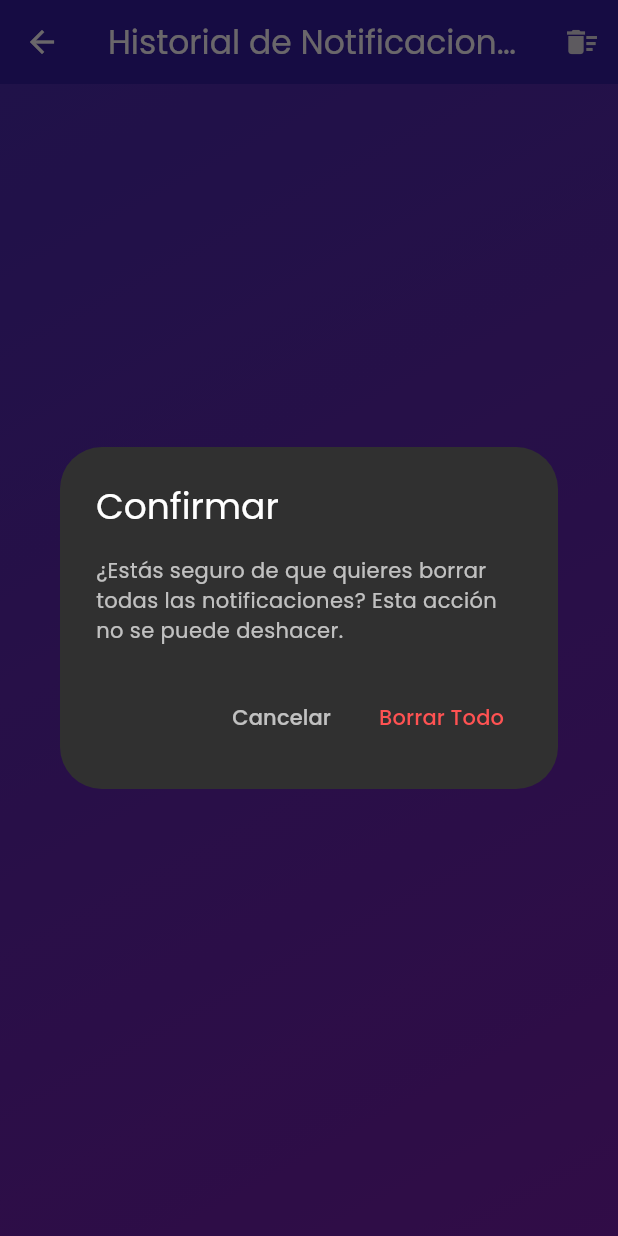
After one commit to MAVD84/sos, a Flutter app: the NotificationHistoryScreen screen opened directly, after a tap on the "delete sweep" icon, on a phone screen of 412 x 824 dp. The commit adds this screen. Run offline on Flutter 3.47's test engine with Material 3 defaults, Android fonts, the phone set to English and light mode, and no system bars; our stand-ins replace google_fonts, shared_preferences; missing offline and left inert: onesignal_flutter; accounts and stored records are empty.

Commit message:
feat: Implementar historial de notificaciones

```diff
--- /dev/null
+++ b/lib/models/notification_model.dart
@@ -0,0 +1,38 @@
+import 'dart:convert';
+
+class NotificationModel {
+  final String id;
+  final String title;
+  final String body;
+  final DateTime receivedDate;
+
+  NotificationModel({
+    required this.id,
+    required this.title,
+    required this.body,
+    required this.receivedDate,
+  });
+
+  Map<String, dynamic> toMap() {
+    return {
+      'id': id,
+      'title': title,
+      'body': body,
+      'receivedDate': receivedDate.toIso8601String(),
+    };
+  }
+
+  factory NotificationModel.fromMap(Map<String, dynamic> map) {
+    return NotificationModel(
+      id: map['id'] ?? '',
+      title: map['title'] ?? '',
+      body: map['body'] ?? '',
+      receivedDate: DateTime.parse(map['receivedDate']),
+    );
+  }
+
+  String toJson() => json.encode(toMap());
+
+  factory NotificationModel.fromJson(String source) =>
+      NotificationModel.fromMap(json.decode(source));
+}
--- /dev/null
+++ b/lib/screens/notification_history_screen.dart
@@ -0,0 +1,138 @@
+import 'package:flutter/material.dart';
+import 'package:google_fonts/google_fonts.dart';
+import '../models/notification_model.dart';
+import '../services/notification_service.dart';
+
+class NotificationHistoryScreen extends StatefulWidget {
+  const NotificationHistoryScreen({super.key});
+
+  @override
+  State<NotificationHistoryScreen> createState() =>
+      _NotificationHistoryScreenState();
+}
+
+class _NotificationHistoryScreenState extends State<NotificationHistoryScreen> {
+  final NotificationService _notificationService = NotificationService();
+  List<NotificationModel> _notifications = [];
+
+  @override
+  void initState() {
+    super.initState();
+    _loadNotifications();
+  }
+
+  Future<void> _loadNotifications() async {
+    final notifications = await _notificationService.loadNotifications();
+    setState(() {
+      _notifications = notifications.reversed.toList(); // Mostrar la más reciente primero
+    });
+  }
+
+  Future<void> _deleteNotification(String id) async {
+    await _notificationService.deleteNotification(id);
+    _loadNotifications(); // Recargar la lista
+  }
+
+  Future<void> _clearAllNotifications() async {
+    await _notificationService.clearAllNotifications();
+    _loadNotifications(); // Recargar la lista
+  }
+
+  @override
+  Widget build(BuildContext context) {
+    return Scaffold(
+      appBar: AppBar(
+        title: Text('Historial de Notificaciones', style: GoogleFonts.poppins()),
+        backgroundColor: Colors.deepPurple.shade900,
+        actions: [
+          IconButton(
+            icon: const Icon(Icons.delete_sweep),
+            onPressed: () => _showClearAllConfirmationDialog(),
+            tooltip: 'Borrar todo el historial',
+          ),
+        ],
+      ),
+      body: Container(
+        decoration: BoxDecoration(
+          gradient: LinearGradient(
+            begin: Alignment.topLeft,
+            end: Alignment.bottomRight,
+            colors: [
+              Colors.deepPurple.shade800,
+              Colors.purple.shade800,
+            ],
+          ),
+        ),
+        child: _notifications.isEmpty
+            ? Center(
+                child: Column(
+                  mainAxisAlignment: MainAxisAlignment.center,
+                  children: [
+                    const Icon(Icons.history_toggle_off, size: 80, color: Colors.white70),
+                    const SizedBox(height: 16),
+                    Text(
+                      'No hay notificaciones',
+                      style: GoogleFonts.poppins(fontSize: 18, color: Colors.white70),
+                    ),
+                  ],
+                ),
+              )
+            : ListView.builder(
+                itemCount: _notifications.length,
+                itemBuilder: (context, index) {
+                  final notification = _notifications[index];
+                  return Card(
+                    margin: const EdgeInsets.symmetric(horizontal: 10, vertical: 5),
+                    color: Colors.black.withOpacity(0.2),
+                    child: ListTile(
+                      title: Text(
+                        notification.title,
+                        style: GoogleFonts.poppins(fontWeight: FontWeight.bold, color: Colors.white),
+                      ),
+                      subtitle: Text(
+                        notification.body,
+                        style: GoogleFonts.poppins(color: Colors.white.withOpacity(0.8)),
+                      ),
+                      trailing: IconButton(
+                        icon: const Icon(Icons.delete, color: Colors.redAccent),
+                        onPressed: () => _deleteNotification(notification.id),
+                      ),
+                    ),
+                  );
+                },
+              ),
+      ),
+    );
+  }
+
+  void _showClearAllConfirmationDialog() {
+    showDialog(
+      context: context,
+      builder: (BuildContext context) {
+        return AlertDialog(
+          backgroundColor: Colors.grey[850],
+          title: Text('Confirmar', style: GoogleFonts.poppins(color: Colors.white)),
+          content: Text(
+            '¿Estás seguro de que quieres borrar todas las notificaciones? Esta acción no se puede deshacer.',
+            style: GoogleFonts.poppins(color: Colors.white70),
+          ),
+          actions: <Widget>[
+            TextButton(
+              child: Text('Cancelar', style: GoogleFonts.poppins(color: Colors.white70)),
+              onPressed: () {
+                Navigator.of(context).pop();
+              },
+            ),
+            TextButton(
+              child: Text('Borrar Todo', style: GoogleFonts.poppins(color: Colors.redAccent)),
+              onPressed: () {
+                _clearAllNotifications();
+                Navigator.of(context).pop();
+              },
+            ),
+          ],
+        );
+      },
+    );
+  }
+}
--- /dev/null
+++ b/lib/services/notification_service.dart
@@ -0,0 +1,40 @@
+import 'dart:convert';
+import 'package:shared_preferences/shared_preferences.dart';
+import '../models/notification_model.dart';
+
+class NotificationService {
+  static const String _notificationsKey = 'notifications';
+
+  Future<void> saveNotification(NotificationModel notification) async {
+    final prefs = await SharedPreferences.getInstance();
+    final notifications = await loadNotifications();
+    notifications.add(notification);
+    final encodedNotifications = notifications
+        .map((n) => json.encode(n.toMap()))
+        .toList();
+    await prefs.setStringList(_notificationsKey, encodedNotifications);
+  }
+
+  Future<List<NotificationModel>> loadNotifications() async {
+    final prefs = await SharedPreferences.getInstance();
+    final encodedNotifications = prefs.getStringList(_notificationsKey) ?? [];
+    return encodedNotifications
+        .map((encoded) => NotificationModel.fromMap(json.decode(encoded)))
+        .toList();
+  }
+
+  Future<void> deleteNotification(String notificationId) async {
+    final prefs = await SharedPreferences.getInstance();
+    final notifications = await loadNotifications();
+    notifications.removeWhere((n) => n.id == notificationId);
+    final encodedNotifications = notifications
+        .map((n) => json.encode(n.toMap()))
+        .toList();
+    await prefs.setStringList(_notificationsKey, encodedNotifications);
+  }
+
+  Future<void> clearAllNotifications() async {
+    final prefs = await SharedPreferences.getInstance();
+    await prefs.remove(_notificationsKey);
+  }
+}
--- a/pubspec.yaml
+++ b/pubspec.yaml
@@ -13,6 +13,8 @@ dependencies:
   cupertino_icons: ^1.0.8
   google_fonts: ^6.3.2
   onesignal_flutter: ^5.3.4
+  shared_preferences: ^2.5.3
+  uuid: ^4.5.2
 
 dev_dependencies:
   flutter_test:
```
Also changed, not shown: lib/main.dart (+45 -1 lines), pubspec.lock, 1 other file.
